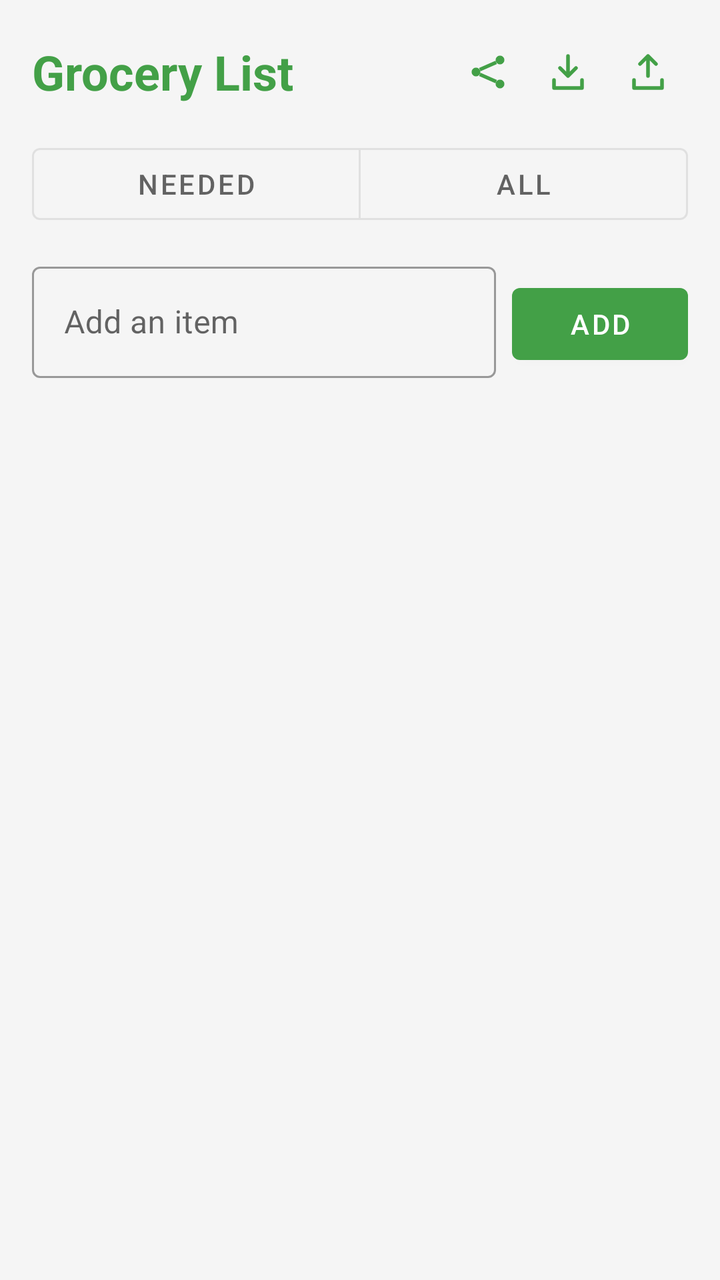
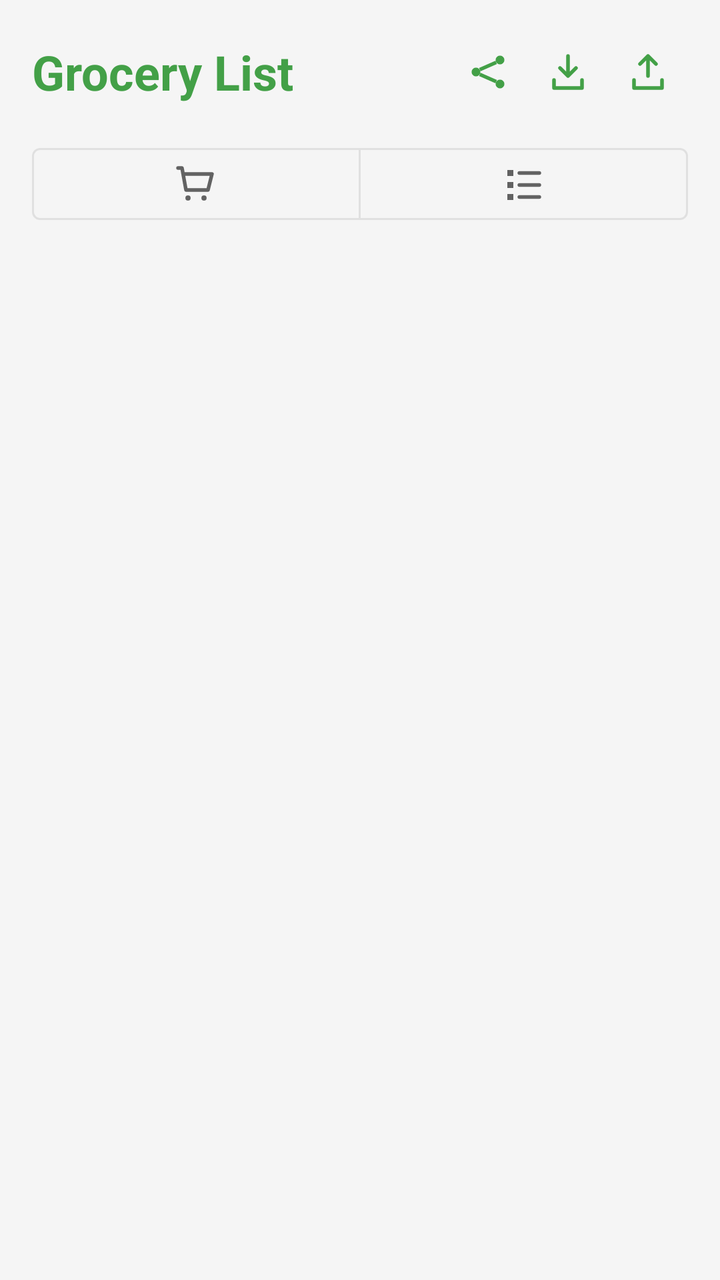

The first picture is an Android layout as it rendered before a commit; the second is the same layout after the commit. The layout source and the unified diff follow.
<!-- AndroidManifest.xml: application theme Theme.GroceryList -->
<!-- res/layout/activity_main.xml -->
<?xml version="1.0" encoding="utf-8"?>

<LinearLayout xmlns:android="http://schemas.android.com/apk/res/android"
    xmlns:app="http://schemas.android.com/apk/res-auto"
    android:layout_width="match_parent"
    android:layout_height="match_parent"
    android:orientation="vertical"
    android:padding="16dp">

    <LinearLayout
        android:layout_width="match_parent"
        android:layout_height="wrap_content"
        android:orientation="horizontal"
        android:gravity="center_vertical"
        android:layout_marginBottom="12dp">

        <TextView
            android:layout_width="0dp"
            android:layout_height="wrap_content"
            android:layout_weight="1"
            android:text="Grocery List"
            android:textSize="24sp"
            android:textStyle="bold"
            android:textColor="@color/colorPrimary" />

        <ImageButton
            android:id="@+id/shareButton"
            android:layout_width="40dp"
            android:layout_height="40dp"
            android:padding="8dp"
            android:src="@drawable/ic_share"
            android:background="?attr/selectableItemBackgroundBorderless"
            android:contentDescription="Share list" />

        <ImageButton
            android:id="@+id/backupButton"
            android:layout_width="40dp"
            android:layout_height="40dp"
            android:padding="8dp"
            android:src="@drawable/ic_backup"
            android:background="?attr/selectableItemBackgroundBorderless"
            android:contentDescription="Backup list" />

        <ImageButton
            android:id="@+id/restoreButton"
            android:layout_width="40dp"
            android:layout_height="40dp"
            android:padding="8dp"
            android:src="@drawable/ic_restore"
            android:background="?attr/selectableItemBackgroundBorderless"
            android:contentDescription="Restore list" />

    </LinearLayout>

    <com.google.android.material.button.MaterialButtonToggleGroup
        android:id="@+id/viewToggleGroup"
        android:layout_width="match_parent"
        android:layout_height="wrap_content"
        android:layout_marginBottom="12dp"
        app:singleSelection="true"
        app:selectionRequired="true">

        <com.google.android.material.button.MaterialButton
            android:id="@+id/neededButton"
            style="@style/Widget.MaterialComponents.Button.OutlinedButton"
            android:layout_width="0dp"
            android:layout_height="wrap_content"
            android:layout_weight="1"
            android:text="Needed"
            android:checked="true" />

        <com.google.android.material.button.MaterialButton
            android:id="@+id/allButton"
            style="@style/Widget.MaterialComponents.Button.OutlinedButton"
            android:layout_width="0dp"
            android:layout_height="wrap_content"
            android:layout_weight="1"
            android:text="All" />

    </com.google.android.material.button.MaterialButtonToggleGroup>

    <LinearLayout
        android:layout_width="match_parent"
        android:layout_height="wrap_content"
        android:orientation="horizontal"
        android:gravity="bottom">

        <com.google.android.material.textfield.TextInputLayout
            style="@style/Widget.MaterialComponents.TextInputLayout.OutlinedBox"
            android:layout_width="0dp"
            android:layout_height="wrap_content"
            android:layout_weight="1"
            android:hint="Add an item">

            <com.google.android.material.textfield.TextInputEditText
                android:id="@+id/itemInput"
                android:layout_width="match_parent"
                android:layout_height="wrap_content" />

        </com.google.android.material.textfield.TextInputLayout>

        <com.google.android.material.button.MaterialButton
            android:id="@+id/addButton"
            android:layout_width="wrap_content"
            android:layout_height="wrap_content"
            android:layout_marginStart="8dp"
            android:text="Add" />
    </LinearLayout>

    <androidx.recyclerview.widget.RecyclerView
        android:id="@+id/itemList"
        android:layout_width="match_parent"
        android:layout_height="0dp"
        android:layout_weight="1"
        android:layout_marginTop="12dp"
        android:clipToPadding="false"
        android:clipChildren="false" />

</LinearLayout>
<!-- resources referenced by this layout -->
<resources>
  <color name="colorPrimary">#43A047</color>
  <!-- drawable ic_backup (drawable) -->
  <?xml version="1.0" encoding="utf-8"?>
  <vector xmlns:android="http://schemas.android.com/apk/res/android"
      android:width="24dp"
      android:height="24dp"
      android:viewportWidth="24"
      android:viewportHeight="24">
  
      <path
          android:strokeColor="@color/colorPrimary"
          android:strokeWidth="1.8"
          android:strokeLineCap="round"
          android:strokeLineJoin="round"
          android:pathData="M12,4 L12,14 M8,10 L12,14 L16,10 M5,16 L5,20 L19,20 L19,16" />
  
  </vector>
  <!-- drawable ic_restore (drawable) -->
  <?xml version="1.0" encoding="utf-8"?>
  <vector xmlns:android="http://schemas.android.com/apk/res/android"
      android:width="24dp"
      android:height="24dp"
      android:viewportWidth="24"
      android:viewportHeight="24">
  
      <path
          android:strokeColor="@color/colorPrimary"
          android:strokeWidth="1.8"
          android:strokeLineCap="round"
          android:strokeLineJoin="round"
          android:pathData="M12,14 L12,4 M8,8 L12,4 L16,8 M5,16 L5,20 L19,20 L19,16" />
  
  </vector>
  <!-- drawable ic_share (drawable) -->
  <?xml version="1.0" encoding="utf-8"?>
  <vector xmlns:android="http://schemas.android.com/apk/res/android"
      android:width="24dp"
      android:height="24dp"
      android:viewportWidth="24"
      android:viewportHeight="24">
  
      <path
          android:fillColor="@color/colorPrimary"
          android:pathData="M18,6 m-2.2,0 a2.2,2.2 0 1,0 4.4,0 a2.2,2.2 0 1,0 -4.4,0 M6,12 m-2.2,0 a2.2,2.2 0 1,0 4.4,0 a2.2,2.2 0 1,0 -4.4,0 M18,18 m-2.2,0 a2.2,2.2 0 1,0 4.4,0 a2.2,2.2 0 1,0 -4.4,0" />
  
      <path
          android:strokeColor="@color/colorPrimary"
          android:strokeWidth="1.8"
          android:pathData="M7.9,10.8 L16.1,7.2 M7.9,13.2 L16.1,16.8" />
  
  </vector>
  <style name="Theme.GroceryList" parent="Theme.MaterialComponents.DayNight.NoActionBar">
          <item name="colorPrimary">@color/colorPrimary</item>
          <item name="colorPrimaryDark">@color/colorPrimaryDark</item>
          <item name="colorAccent">@color/colorAccent</item>
          <item name="android:windowBackground">@color/screen_background</item>
      </style>
  <color name="colorPrimaryDark">#2E7D32</color>
  <color name="colorAccent">#43A047</color>
  <color name="screen_background">#F5F5F5</color>
</resources>

<!-- the commit's change to res/layout/activity_main.xml (unified diff, before → after) -->
@@ -66,8 +66,14 @@
             android:layout_width="0dp"
             android:layout_height="wrap_content"
             android:layout_weight="1"
-            android:text="Needed"
-            android:checked="true" />
+            android:checked="true"
+            android:contentDescription="Needed items"
+            app:icon="@drawable/ic_needed"
+            app:iconGravity="textStart"
+            app:iconPadding="0dp"
+            app:iconSize="24dp"
+            app:insetTop="0dp"
+            app:insetBottom="0dp" />
 
         <com.google.android.material.button.MaterialButton
             android:id="@+id/allButton"
@@ -75,15 +81,23 @@
             android:layout_width="0dp"
             android:layout_height="wrap_content"
             android:layout_weight="1"
-            android:text="All" />
+            android:contentDescription="All items"
+            app:icon="@drawable/ic_all"
+            app:iconGravity="textStart"
+            app:iconPadding="0dp"
+            app:iconSize="24dp"
+            app:insetTop="0dp"
+            app:insetBottom="0dp" />
 
     </com.google.android.material.button.MaterialButtonToggleGroup>
 
     <LinearLayout
+        android:id="@+id/addRow"
         android:layout_width="match_parent"
         android:layout_height="wrap_content"
         android:orientation="horizontal"
-        android:gravity="bottom">
+        android:gravity="bottom"
+        android:visibility="gone">
 
         <com.google.android.material.textfield.TextInputLayout
             style="@style/Widget.MaterialComponents.TextInputLayout.OutlinedBox"
<!-- resource entries referenced after the edit -->
@@ -1,6 +1,27 @@
 <!-- resources referenced by this layout -->
 <resources>
   <color name="colorPrimary">#43A047</color>
+  <!-- drawable ic_all (drawable) -->
+  <?xml version="1.0" encoding="utf-8"?>
+  <vector xmlns:android="http://schemas.android.com/apk/res/android"
+      android:width="24dp"
+      android:height="24dp"
+      android:viewportWidth="24"
+      android:viewportHeight="24">
+  
+      
+      <path
+          android:fillColor="#000000"
+          android:pathData="M4,5 L7,5 L7,8 L4,8 Z M4,11 L7,11 L7,14 L4,14 Z M4,17 L7,17 L7,20 L4,20 Z" />
+  
+      
+      <path
+          android:strokeColor="#000000"
+          android:strokeWidth="1.8"
+          android:strokeLineCap="round"
+          android:pathData="M10,6.5 L20,6.5 M10,12.5 L20,12.5 M10,18.5 L20,18.5" />
+  
+  </vector>
   <!-- drawable ic_backup (drawable) -->
   <?xml version="1.0" encoding="utf-8"?>
   <vector xmlns:android="http://schemas.android.com/apk/res/android"
@@ -15,6 +36,28 @@
           android:strokeLineCap="round"
           android:strokeLineJoin="round"
           android:pathData="M12,4 L12,14 M8,10 L12,14 L16,10 M5,16 L5,20 L19,20 L19,16" />
+  
+  </vector>
+  <!-- drawable ic_needed (drawable) -->
+  <?xml version="1.0" encoding="utf-8"?>
+  <vector xmlns:android="http://schemas.android.com/apk/res/android"
+      android:width="24dp"
+      android:height="24dp"
+      android:viewportWidth="24"
+      android:viewportHeight="24">
+  
+      
+      <path
+          android:strokeColor="#000000"
+          android:strokeWidth="1.8"
+          android:strokeLineCap="round"
+          android:strokeLineJoin="round"
+          android:pathData="M3,4 L5,4 L7,15 L18,15 L20,7 L6.5,7" />
+  
+      
+      <path
+          android:fillColor="#000000"
+          android:pathData="M8,19 m-1.3,0 a1.3,1.3 0 1,0 2.6,0 a1.3,1.3 0 1,0 -2.6,0 M16,19 m-1.3,0 a1.3,1.3 0 1,0 2.6,0 a1.3,1.3 0 1,0 -2.6,0" />
   
   </vector>
   <!-- drawable ic_restore (drawable) -->
